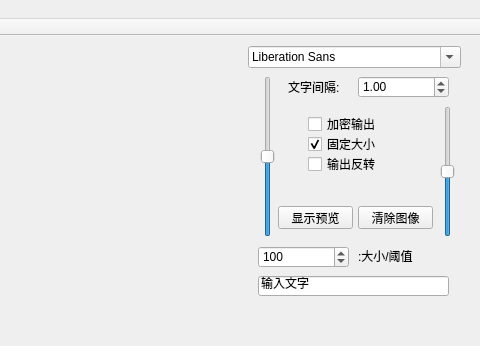
Before: the Qt Designer form generator/ui/mainwindow.ui in smallzhan/wpgenerator, drawn with Qt 5; both pictures show x 82 to 562 and y 0 to 346 of the 562 by 727 pixel window.
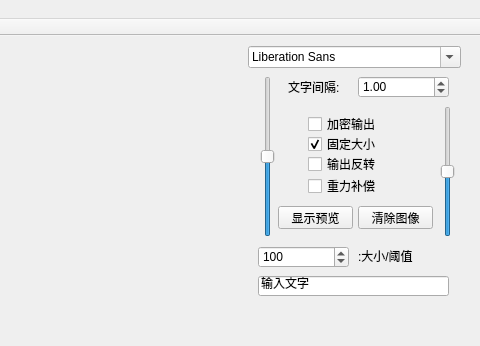
After: the same form once the commit is applied. Custom widgets are drawn as their Qt base class.

Diff of the .ui file:
```diff
--- a/generator/ui/mainwindow.ui
+++ b/generator/ui/mainwindow.ui
@@ -265,6 +265,19 @@
      <string>输出反转</string>
     </property>
    </widget>
+   <widget class="QCheckBox" name="gravityBox">
+    <property name="geometry">
+     <rect>
+      <x>390</x>
+      <y>140</y>
+      <width>87</width>
+      <height>20</height>
+     </rect>
+    </property>
+    <property name="text">
+     <string>重力补偿</string>
+    </property>
+   </widget>
    <zorder>layoutWidget</zorder>
    <zorder>widget</zorder>
    <zorder>showWidget</zorder>
```
Left out of the diff: 22 changed lines with no effect on the pictures.
